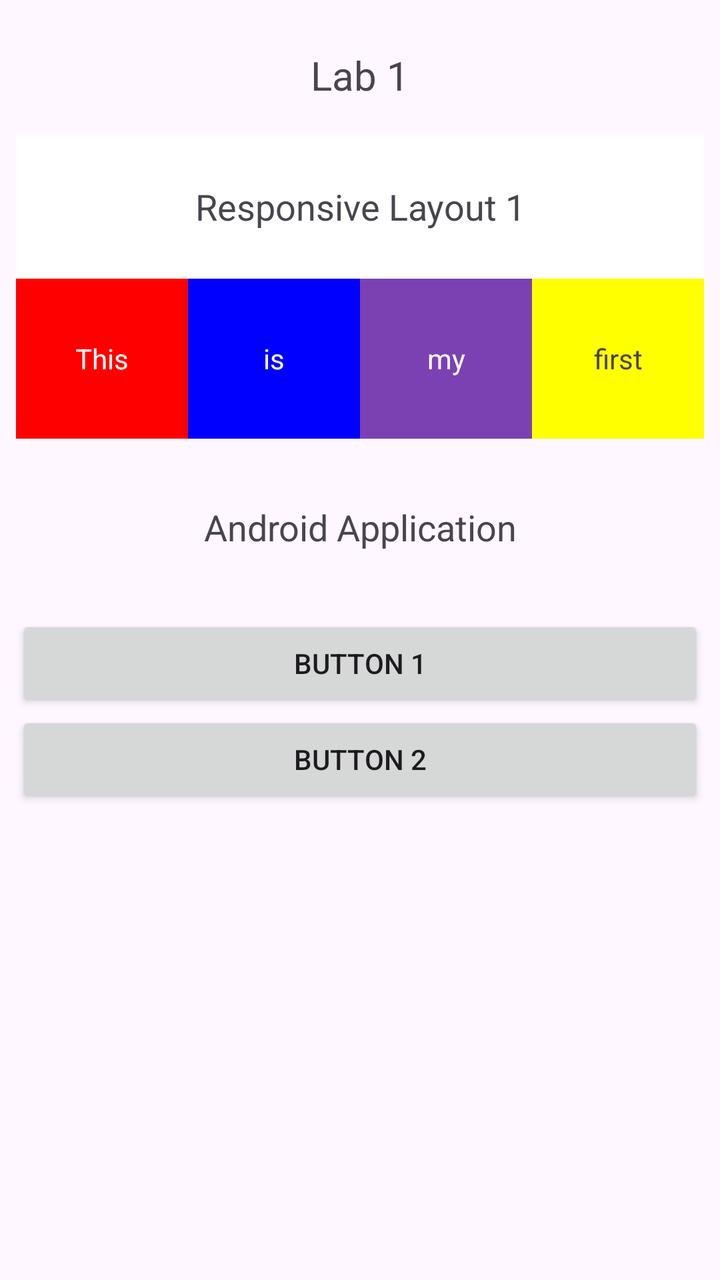
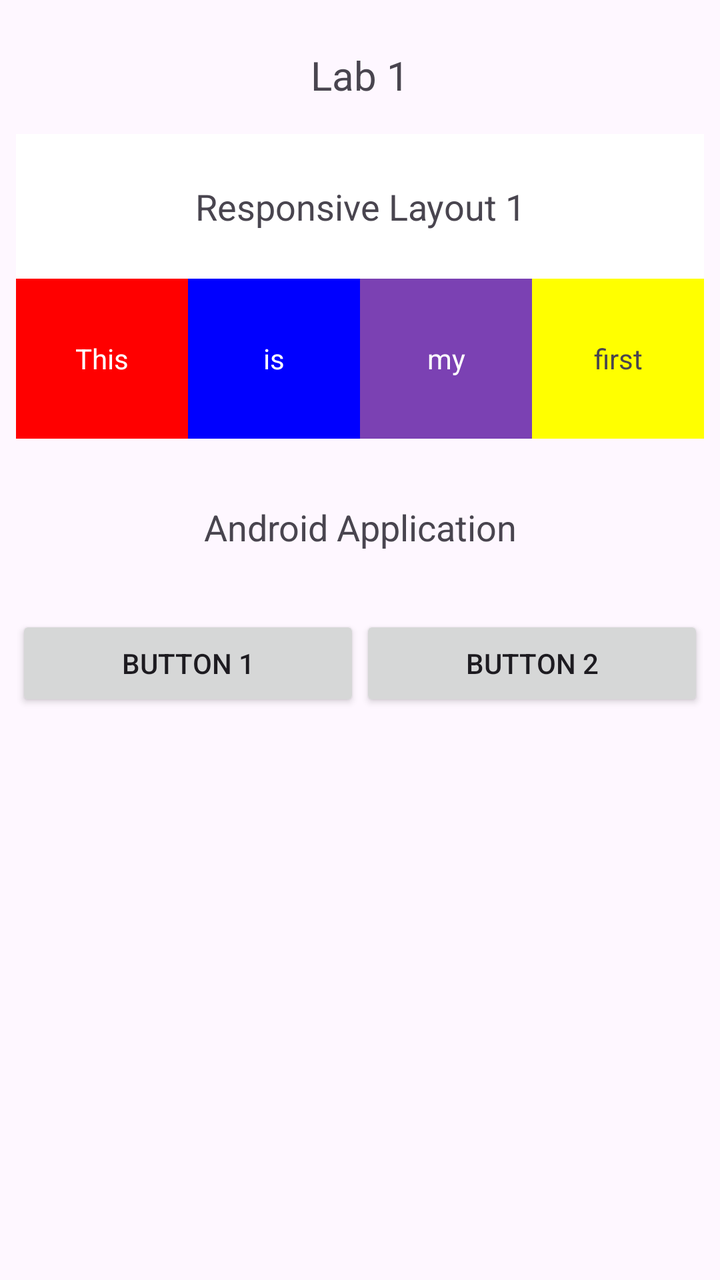

Two renders of the same Android screen: before a commit and after it. Below are the layout's source before the change and the commit's diff.
<!-- AndroidManifest.xml: application theme Theme.Lab1_LinearLayout -->
<!-- res/layout/activity_main.xml -->
<?xml version="1.0" encoding="utf-8"?>
<LinearLayout xmlns:android="http://schemas.android.com/apk/res/android"
    android:layout_width="match_parent"
    android:layout_height="match_parent"
    android:orientation="vertical"
    android:padding="8dp">

    <TextView
        android:layout_width="match_parent"
        android:layout_height="wrap_content"
        android:text="Lab 1"
        android:gravity="center"
        android:padding="16dp"
        android:textSize="20sp"/>

    <TextView
        android:layout_width="match_parent"
        android:layout_height="wrap_content"
        android:text="Responsive Layout 1"
        android:gravity="center"
        android:background="#FFFFFF"
        android:padding="24dp"
        android:textSize="18sp"/>

    <LinearLayout
        android:layout_width="match_parent"
        android:layout_height="80dp"
        android:orientation="horizontal">
        <TextView
            android:layout_width="0dp"
            android:layout_height="match_parent"
            android:layout_weight="1"
            android:text="This"
            android:gravity="center"
            android:background="#ff0000"
            android:textColor="#ffffff"/>
        <TextView
            android:layout_width="0dp"
            android:layout_height="match_parent"
            android:layout_weight="1"
            android:text="is"
            android:gravity="center"
            android:background="#0000ff"
            android:textColor="#ffffff"/>
        <TextView
            android:layout_width="0dp"
            android:layout_height="match_parent"
            android:layout_weight="1"
            android:text="my"
            android:gravity="center"
            android:background="#7b41b3"
            android:textColor="#ffffff"/>
        <TextView
            android:layout_width="0dp"
            android:layout_height="match_parent"
            android:layout_weight="1"
            android:text="first"
            android:gravity="center"
            android:background="#ffff00"/>
    </LinearLayout>

    <TextView
        android:layout_width="match_parent"
        android:layout_height="wrap_content"
        android:text="Android Application"
        android:gravity="center"
        android:padding="32dp"
        android:textSize="18sp"/>

    <Button
        android:layout_width="match_parent"
        android:layout_height="wrap_content"
        android:text="Button 1"/>

    <Button
        android:layout_width="match_parent"
        android:layout_height="wrap_content"
        android:text="Button 2"/>

</LinearLayout>
<!-- resources referenced by this layout -->
<resources>
  <style name="Theme.Lab1_LinearLayout" parent="Base.Theme.Lab1_LinearLayout" />
  <style name="Base.Theme.Lab1_LinearLayout" parent="Theme.Material3.DayNight.NoActionBar">
          
          
      </style>
</resources>

<!-- the commit's change to res/layout/activity_main.xml (unified diff, before → after) -->
@@ -67,14 +67,21 @@
         android:padding="32dp"
         android:textSize="18sp"/>
 
-    <Button
+    <LinearLayout
         android:layout_width="match_parent"
         android:layout_height="wrap_content"
-        android:text="Button 1"/>
+        android:orientation="horizontal">
+        <Button
+            android:layout_width="0dp"
+            android:layout_height="wrap_content"
+            android:layout_weight="1"
+            android:text="Button 1"/>
 
-    <Button
-        android:layout_width="match_parent"
-        android:layout_height="wrap_content"
-        android:text="Button 2"/>
+        <Button
+            android:layout_width="0dp"
+            android:layout_height="wrap_content"
+            android:layout_weight="1"
+            android:text="Button 2"/>
+    </LinearLayout>
 
 </LinearLayout>
